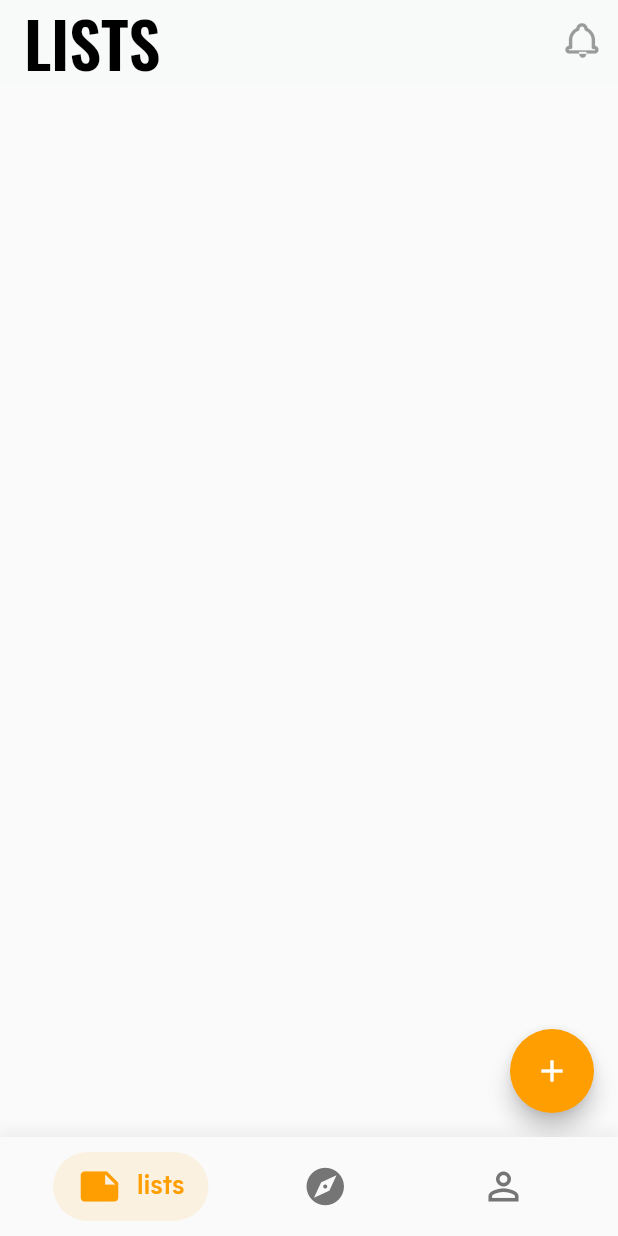
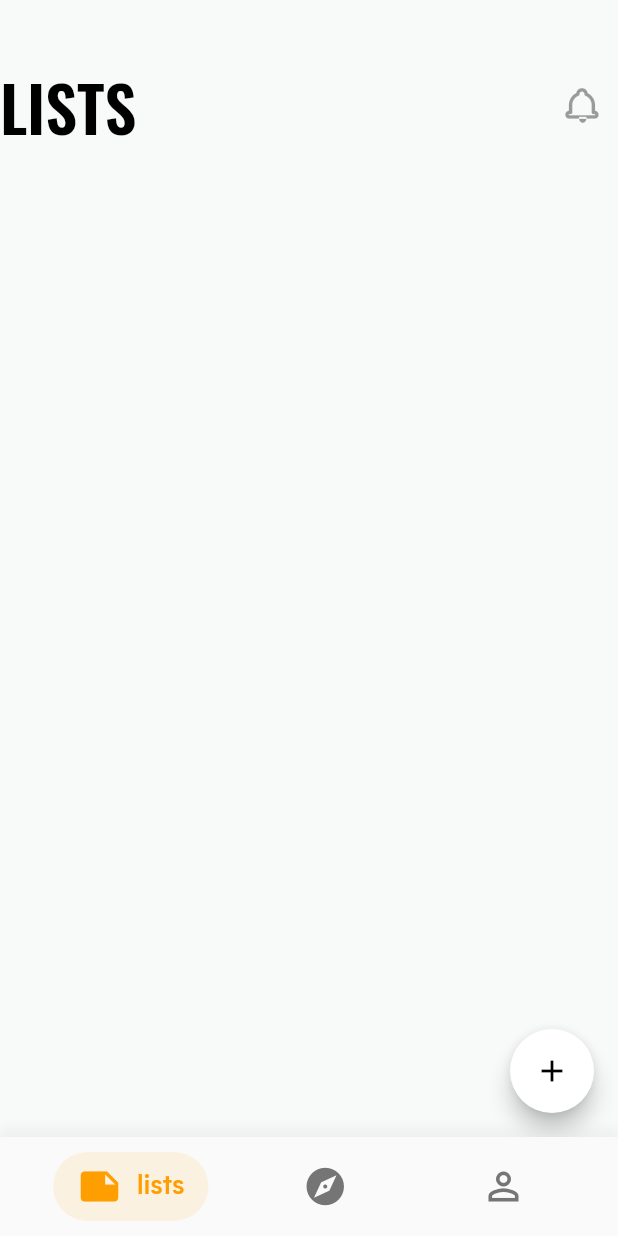
Before and after one commit to RobbeBuyle/PassionProject, a Flutter app: the screen it shows after launch, on a phone screen of 412 x 824 dp. Run offline on Flutter 3.47's test engine with Material 2 defaults, Android fonts, the phone set to English and light mode, and no system bars; our stand-ins replace flutter_mobx, mobx; generated files the repository leaves out were written again.

Commit message:
removed appbar to fit custom one, still needs work

```diff
--- a/tick/lib/main.dart
+++ b/tick/lib/main.dart
@@ -16,6 +16,8 @@ class MyApp extends StatelessWidget {
 
   ThemeData _configureThemeData() {
     return ThemeData(
+      primaryColor: ColorsLightBackground,
+      accentColor: ColorsYellow,
       appBarTheme: AppBarTheme(
         textTheme: TextTheme(title: AppBarTextStyle),
       ),
--- a/tick/lib/models/user_model.dart
+++ b/tick/lib/models/user_model.dart
@@ -20,7 +20,7 @@ class User {
 final User currentUser = User(
     id: 0,
     name: 'Myriam.dietchy',
-    imageUrl: 'assets/images/users/currentUser.jpg',
+    imageUrl: 'assets/images/users/myriam.jpg',
     email: 'myriam.dietchy@yahoo.com',
     statsNotes: 34,
     statsSaves: 112,
--- a/tick/lib/screens/list_screen.dart
+++ b/tick/lib/screens/list_screen.dart
@@ -1,6 +1,8 @@
 import 'package:flutter/material.dart';
+import 'package:tick/models/user_model.dart';
 import 'package:tick/style/flutter_icons_icons.dart';
 import 'package:tick/style/style.dart';
+import 'package:tick/widgets/circleImage.dart';
 
 class ListScreen extends StatefulWidget {
   @override
@@ -8,31 +10,46 @@ class ListScreen extends StatefulWidget {
 }
 
 class _ListScreenState extends State<ListScreen> {
+  final String profileImage =
+      "https://www.gravatar.com/avatar/853a4092fdf3d8d3ed0ebd6b16aeff9f?s=80";
+
   @override
   Widget build(BuildContext context) {
     return Scaffold(
-      appBar: AppBar(
       backgroundColor: ColorsLightBackground,
-        title: Text(
+      body: ListView(
+        physics: AlwaysScrollableScrollPhysics(),
+        children: <Widget>[
+          SizedBox(
+            height: 40.0,
+          ),
+          Row(
+            mainAxisAlignment: MainAxisAlignment.spaceBetween,
+            children: <Widget>[
+              Text(
                 'LISTS',
-          style: TextStyle(
-              fontSize: 42.0,
-              fontWeight: FontWeight.bold,
-              fontFamily: 'Oswald'),
+                style: TextStyle(fontFamily: 'Oswald', fontSize: 42.0),
               ),
-        elevation: 0.0,
-        actions: <Widget>[
+              Row(
+                children: <Widget>[
                   IconButton(
                     icon: Icon(FlutterIcons.notifications),
                     iconSize: 24.0,
+                  ),
+                  // Image(
+                  //   image: AssetImage(currentUser.imageUrl),
+                  // ),
+                ],
               )
+            ],
+          ),
         ],
       ),
       floatingActionButton: FloatingActionButton(
         child: Icon(Icons.add),
-        backgroundColor: ColorsYellow,
+        backgroundColor: ColorsWhite,
         onPressed: () {
-          print('add note');
+          // print('add note');
         },
       ),
     );
```
Also changed, not shown: tick/lib/App.dart (+1 -22 lines), tick/lib/widgets/circleImage.dart (added, +25 -0 lines), tick/lib/widgets/compose_button.dart (added, +14 -0 lines), tick/assets/images/AddSymbol.svg (added), tick/assets/images/users/myriam.jpg (renamed from tick/assets/images/users/currentUser.jpg), tick/lib/widgets/bottom_navbar.dart (renamed from tick/lib/widgets/bottomNavBar.dart). Lines whose indentation alone changed are shown as unchanged.
